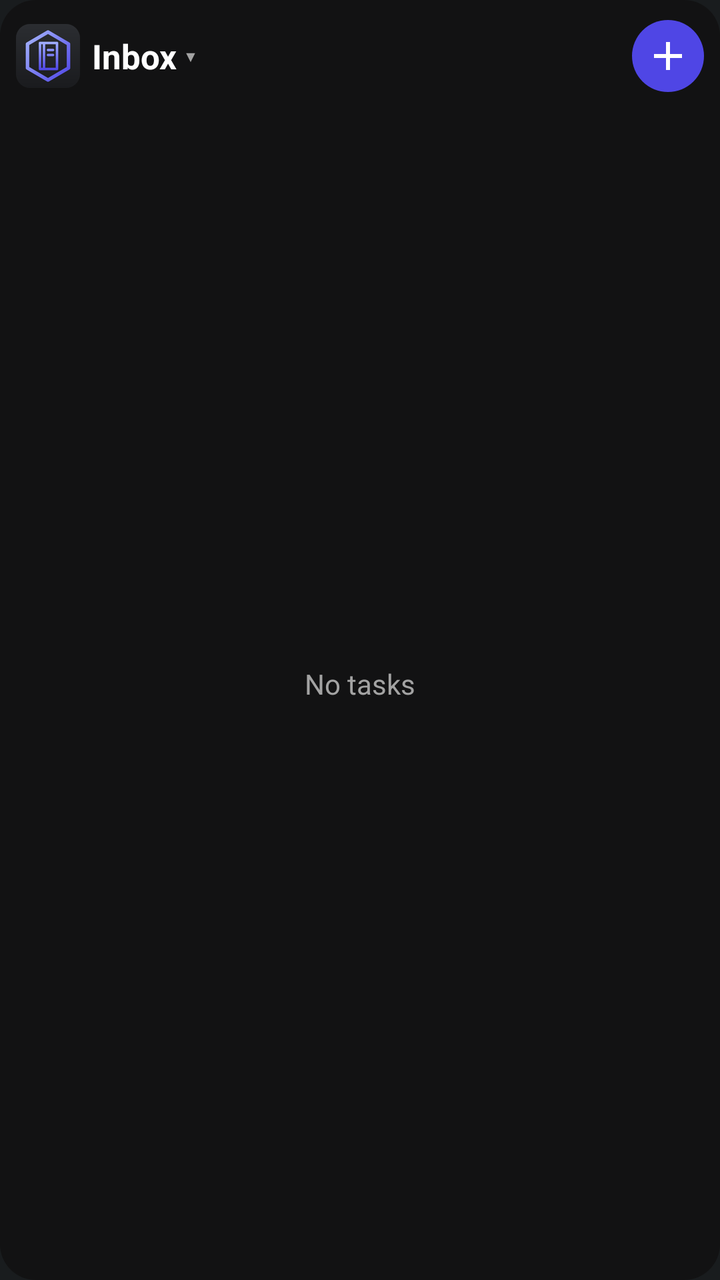
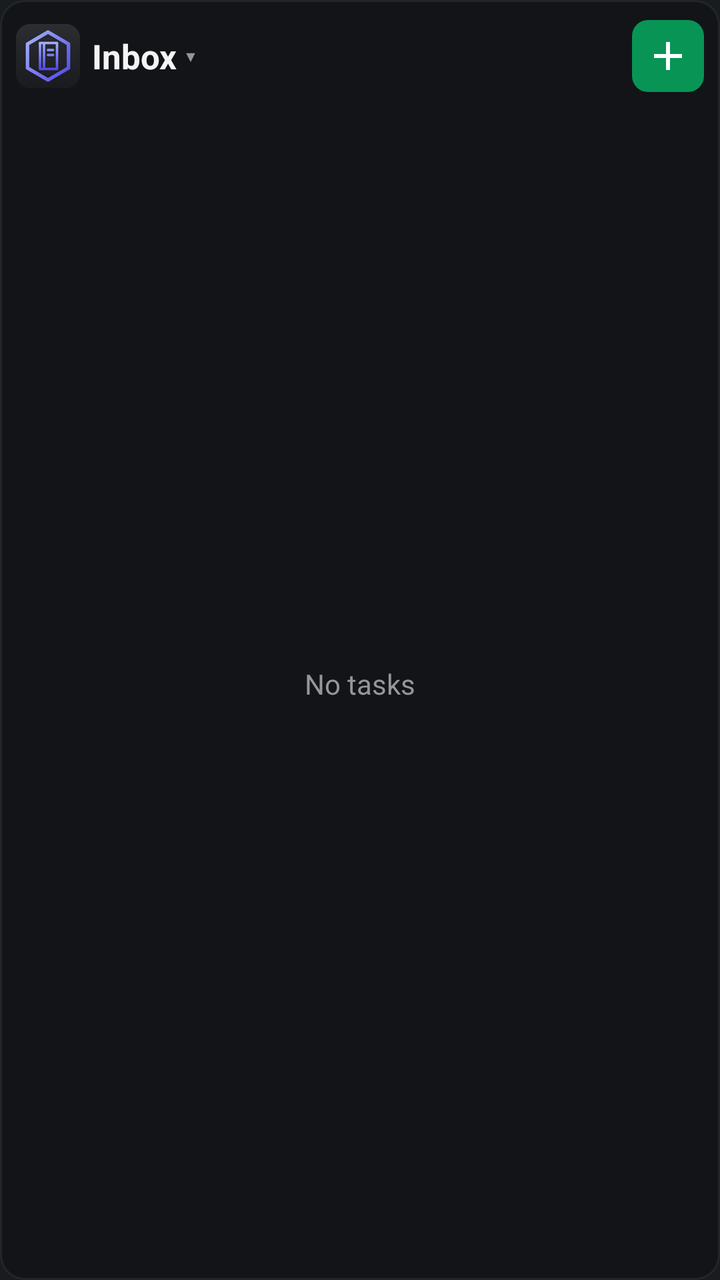

Two renders of the same Android screen: before a commit and after it. Below are the layout's source before the change and the commit's diff.
<!-- AndroidManifest.xml: application theme AppTheme -->
<!-- res/layout/daybook_widget.xml -->
<?xml version="1.0" encoding="utf-8"?>
<LinearLayout xmlns:android="http://schemas.android.com/apk/res/android"
    android:layout_width="match_parent"
    android:layout_height="match_parent"
    android:background="@drawable/widget_bg"
    android:orientation="vertical"
    android:padding="8dp">

    <LinearLayout
        android:layout_width="match_parent"
        android:layout_height="wrap_content"
        android:gravity="center_vertical"
        android:orientation="horizontal">

        <ImageView
            android:id="@+id/widget_logo"
            android:layout_width="32dp"
            android:layout_height="32dp"
            android:contentDescription="@null"
            android:scaleType="fitCenter"
            android:src="@drawable/widget_logo" />

        <LinearLayout
            android:id="@+id/widget_picker"
            android:layout_width="0dp"
            android:layout_height="40dp"
            android:layout_marginStart="6dp"
            android:layout_weight="1"
            android:contentDescription="@string/widget_pick_list"
            android:gravity="center_vertical"
            android:orientation="horizontal">

            <TextView
                android:id="@+id/widget_title"
                android:layout_width="wrap_content"
                android:layout_height="wrap_content"
                android:ellipsize="end"
                android:maxLines="1"
                android:text="Inbox"
                android:textColor="#FFFFFFFF"
                android:textSize="17sp"
                android:textStyle="bold" />

            <TextView
                android:layout_width="wrap_content"
                android:layout_height="wrap_content"
                android:layout_marginStart="4dp"
                android:text="▾"
                android:textColor="#FFA3A3A3"
                android:textSize="15sp" />
        </LinearLayout>

        <ImageView
            android:id="@+id/widget_add"
            android:layout_width="36dp"
            android:layout_height="36dp"
            android:background="@drawable/widget_add_bg"
            android:contentDescription="@string/widget_add_task"
            android:padding="6dp"
            android:src="@drawable/ic_widget_add" />
    </LinearLayout>

    <FrameLayout
        android:layout_width="match_parent"
        android:layout_height="0dp"
        android:layout_marginTop="4dp"
        android:layout_weight="1">

        <ListView
            android:id="@+id/widget_list"
            android:layout_width="match_parent"
            android:layout_height="match_parent"
            android:divider="#22FFFFFF"
            android:dividerHeight="1dp" />

        <TextView
            android:id="@+id/widget_empty"
            android:layout_width="match_parent"
            android:layout_height="match_parent"
            android:gravity="center"
            android:text="@string/widget_empty_tasks"
            android:textColor="#FFA3A3A3"
            android:textSize="14sp" />
    </FrameLayout>
</LinearLayout>
<!-- resources referenced by this layout -->
<resources>
  <!-- drawable ic_widget_add (drawable) -->
  <?xml version="1.0" encoding="utf-8"?>
  <vector xmlns:android="http://schemas.android.com/apk/res/android"
      android:width="24dp"
      android:height="24dp"
      android:viewportWidth="24"
      android:viewportHeight="24">
      <path
          android:fillColor="#FFFFFFFF"
          android:pathData="M19,13h-6v6h-2v-6H5v-2h6V5h2v6h6v2z" />
  </vector>
  <!-- drawable widget_add_bg (drawable) -->
  <?xml version="1.0" encoding="utf-8"?>
  <shape xmlns:android="http://schemas.android.com/apk/res/android" android:shape="oval">
      <solid android:color="#FF4F46E5" />
  </shape>
  <!-- drawable widget_bg (drawable) -->
  <?xml version="1.0" encoding="utf-8"?>
  <shape xmlns:android="http://schemas.android.com/apk/res/android" android:shape="rectangle">
      <solid android:color="#F2121212" />
      <corners android:radius="18dp" />
  </shape>
  <!-- drawable widget_logo: png bitmap (drawable-nodpi, 6515 bytes) -->
  <string name="widget_add_task">Add task</string>
  <string name="widget_empty_tasks">No tasks</string>
  <string name="widget_pick_list">Show list</string>
  <style name="AppTheme" parent="android:Theme.DeviceDefault.NoActionBar" />
</resources>

<!-- the commit's change to res/layout/daybook_widget.xml (unified diff, before → after) -->
@@ -37,7 +37,7 @@
                 android:ellipsize="end"
                 android:maxLines="1"
                 android:text="Inbox"
-                android:textColor="#FFFFFFFF"
+                android:textColor="#FFF4F4F5"
                 android:textSize="17sp"
                 android:textStyle="bold" />
 
@@ -46,7 +46,7 @@
                 android:layout_height="wrap_content"
                 android:layout_marginStart="4dp"
                 android:text="▾"
-                android:textColor="#FFA3A3A3"
+                android:textColor="#FF94969C"
                 android:textSize="15sp" />
         </LinearLayout>
 
@@ -70,7 +70,7 @@
             android:id="@+id/widget_list"
             android:layout_width="match_parent"
             android:layout_height="match_parent"
-            android:divider="#22FFFFFF"
+            android:divider="#FF232528"
             android:dividerHeight="1dp" />
 
         <TextView
@@ -79,7 +79,7 @@
             android:layout_height="match_parent"
             android:gravity="center"
             android:text="@string/widget_empty_tasks"
-            android:textColor="#FFA3A3A3"
+            android:textColor="#FF94969C"
             android:textSize="14sp" />
     </FrameLayout>
 </LinearLayout>
<!-- resource entries referenced after the edit -->
@@ -13,14 +13,16 @@
   </vector>
   <!-- drawable widget_add_bg (drawable) -->
   <?xml version="1.0" encoding="utf-8"?>
-  <shape xmlns:android="http://schemas.android.com/apk/res/android" android:shape="oval">
-      <solid android:color="#FF4F46E5" />
+  <shape xmlns:android="http://schemas.android.com/apk/res/android" android:shape="rectangle">
+      <solid android:color="#FF079455" />
+      <corners android:radius="8dp" />
   </shape>
   <!-- drawable widget_bg (drawable) -->
   <?xml version="1.0" encoding="utf-8"?>
   <shape xmlns:android="http://schemas.android.com/apk/res/android" android:shape="rectangle">
-      <solid android:color="#F2121212" />
-      <corners android:radius="18dp" />
+      <solid android:color="#F2141517" />
+      <stroke android:width="1dp" android:color="#FF232528" />
+      <corners android:radius="12dp" />
   </shape>
   <!-- drawable widget_logo: png bitmap (drawable-nodpi, 6515 bytes) -->
   <string name="widget_add_task">Add task</string>
